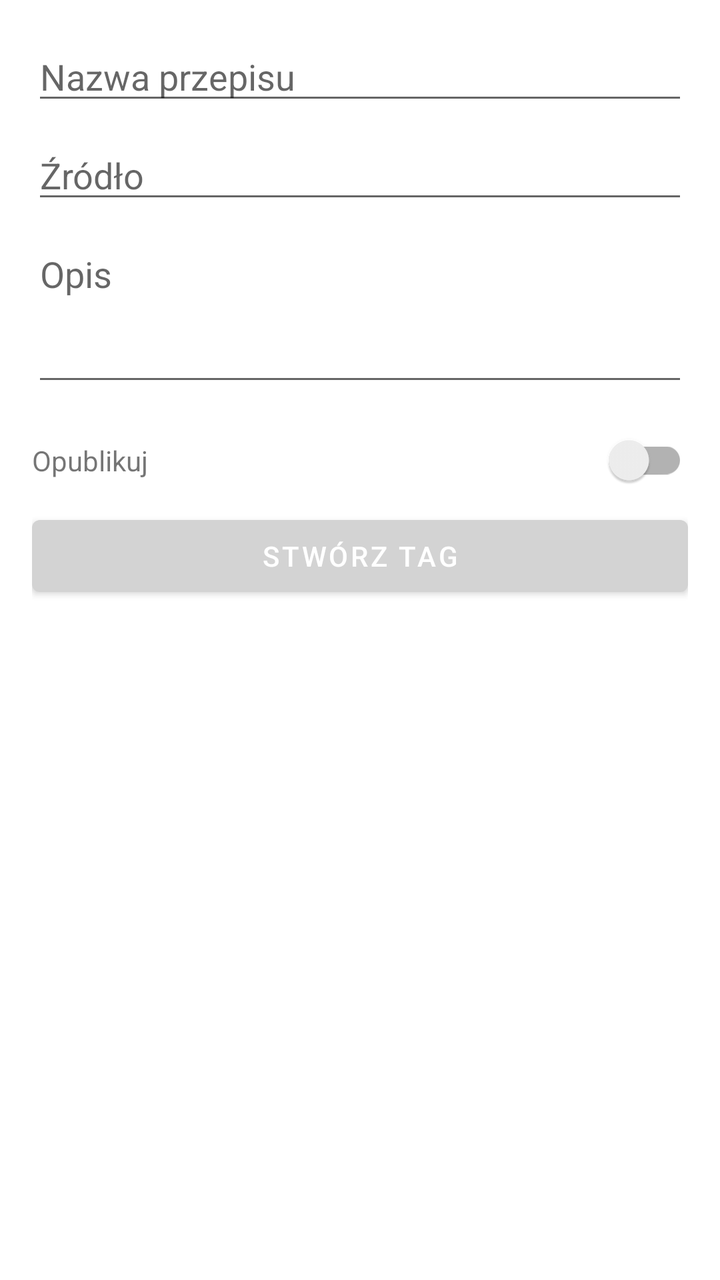
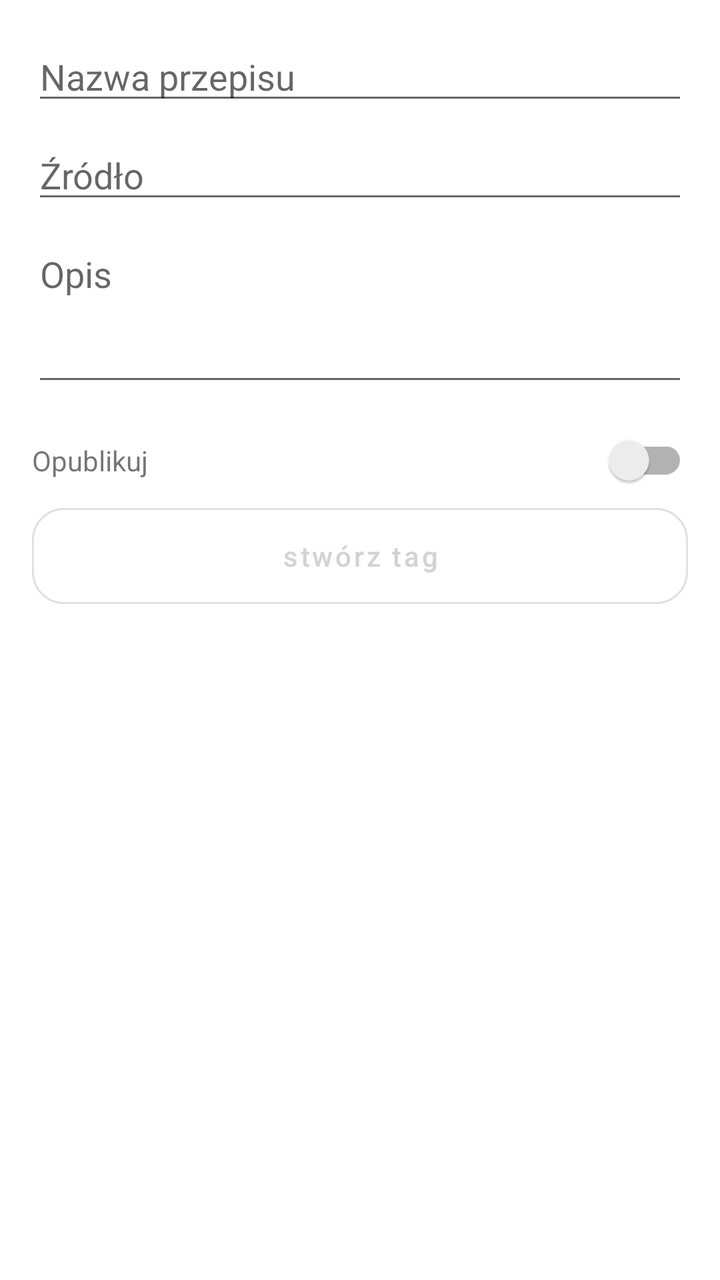

The first picture is an Android layout as it rendered before a commit; the second is the same layout after the commit. The layout source and the unified diff follow.
<!-- AndroidManifest.xml: application theme Theme.ShoppingList -->
<!-- res/layout/recipe_info_card_layout.xml -->
<?xml version="1.0" encoding="utf-8"?>
<LinearLayout xmlns:android="http://schemas.android.com/apk/res/android"
    android:layout_width="match_parent"
    android:layout_height="wrap_content"
    xmlns:app="http://schemas.android.com/apk/res-auto"
    android:orientation="vertical"
    android:padding="16dp">

    <EditText
        android:id="@+id/etRecipeName"
        android:layout_width="match_parent"
        android:layout_height="wrap_content"
        android:hint="Nazwa przepisu" />

    <EditText
        android:id="@+id/etSource"
        android:layout_width="match_parent"
        android:layout_height="wrap_content"
        android:hint="Źródło"
        android:layout_marginTop="8dp" />

    <EditText
        android:id="@+id/etDescription"
        android:layout_width="match_parent"
        android:layout_height="wrap_content"
        android:hint="@string/desc_text_hint"
        android:minLines="3"
        android:gravity="top"
        android:inputType="textMultiLine"
        android:layout_marginTop="8dp" />

    <androidx.constraintlayout.widget.ConstraintLayout
        android:layout_width="match_parent"
        android:layout_height="wrap_content"
        android:layout_marginTop="8dp">

        <TextView
            android:layout_width="wrap_content"
            android:layout_height="wrap_content"
            android:text="Opublikuj"
            app:layout_constraintBottom_toBottomOf="parent"
            app:layout_constraintStart_toStartOf="parent"
            app:layout_constraintTop_toTopOf="parent" />

        <androidx.appcompat.widget.SwitchCompat
            android:id="@+id/switchPublished"
            android:layout_width="wrap_content"
            android:layout_height="wrap_content"
            app:layout_constraintBottom_toBottomOf="parent"
            app:layout_constraintEnd_toEndOf="parent"
            app:layout_constraintTop_toTopOf="parent" />

    </androidx.constraintlayout.widget.ConstraintLayout>

    <androidx.recyclerview.widget.RecyclerView
        android:id="@+id/tagRecyclerView"
        android:layout_width="match_parent"
        android:layout_height="wrap_content"
        />

    <Button
        android:id="@+id/create_tag_button"
        android:layout_width="match_parent"
        android:layout_height="wrap_content"
        android:text="@string/create_tag_button_text"
        />

</LinearLayout>
<!-- resources referenced by this layout -->
<resources>
  <string name="create_tag_button_text">stwórz tag</string>
  <string name="desc_text_hint">Opis</string>
  <style name="Theme.ShoppingList" parent="Theme.MaterialComponents.DayNight.NoActionBar">
          
          <item name="colorPrimary">@color/light_gray</item>
          <item name="colorPrimaryVariant">@color/gray</item>
          <item name="colorOnPrimary">@color/white</item>
          
          <item name="colorSecondary">@color/teal_200</item>
          <item name="colorSecondaryVariant">@color/teal_700</item>
          <item name="colorOnSecondary">@color/black</item>
          
          <item name="android:statusBarColor">?attr/colorPrimaryVariant</item>
          
      </style>
  <color name="light_gray">#FFD3D3D3</color>
  <color name="gray">#FF808080</color>s
  <color name="white">#FFFFFFFF</color>
  <color name="teal_200">#FF03DAC5</color>
  <color name="teal_700">#FF018786</color>
  <color name="black">#FF000000</color>
</resources>

<!-- the commit's change to res/layout/recipe_info_card_layout.xml (unified diff, before → after) -->
@@ -58,11 +58,11 @@
         android:layout_height="wrap_content"
         />
 
-    <Button
+    <com.google.android.material.button.MaterialButton
         android:id="@+id/create_tag_button"
+        style="@style/Widget.ShoppingList.Button.Outlined"
         android:layout_width="match_parent"
         android:layout_height="wrap_content"
-        android:text="@string/create_tag_button_text"
-        />
+        android:text="@string/create_tag_button_text" />
 
 </LinearLayout>
<!-- resource entries referenced after the edit -->
@@ -2,6 +2,13 @@
 <resources>
   <string name="create_tag_button_text">stwórz tag</string>
   <string name="desc_text_hint">Opis</string>
+  <style name="Widget.ShoppingList.Button.Outlined" parent="Widget.MaterialComponents.Button.OutlinedButton">
+          <item name="cornerRadius">@dimen/corner_radius_button</item>
+          <item name="android:minHeight">48dp</item>
+          <item name="android:insetTop">0dp</item>
+          <item name="android:insetBottom">0dp</item>
+          <item name="android:textAllCaps">false</item>
+      </style>
   <style name="Theme.ShoppingList" parent="Theme.MaterialComponents.DayNight.NoActionBar">
           
           <item name="colorPrimary">@color/light_gray</item>
@@ -13,13 +20,22 @@
           <item name="colorOnSecondary">@color/black</item>
           
           <item name="android:statusBarColor">?attr/colorPrimaryVariant</item>
+          <item name="materialButtonStyle">@style/Widget.ShoppingList.Button.Primary</item>
           
       </style>
+  <dimen name="corner_radius_button">16dp</dimen>
   <color name="light_gray">#FFD3D3D3</color>
-  <color name="gray">#FF808080</color>s
+  <color name="gray">#FF808080</color>
   <color name="white">#FFFFFFFF</color>
   <color name="teal_200">#FF03DAC5</color>
   <color name="teal_700">#FF018786</color>
   <color name="black">#FF000000</color>
+  <style name="Widget.ShoppingList.Button.Primary" parent="Widget.MaterialComponents.Button">
+          <item name="cornerRadius">@dimen/corner_radius_button</item>
+          <item name="android:minHeight">48dp</item>
+          <item name="android:insetTop">0dp</item>
+          <item name="android:insetBottom">0dp</item>
+          <item name="android:textAllCaps">false</item>
+      </style>
 </resources>
 
